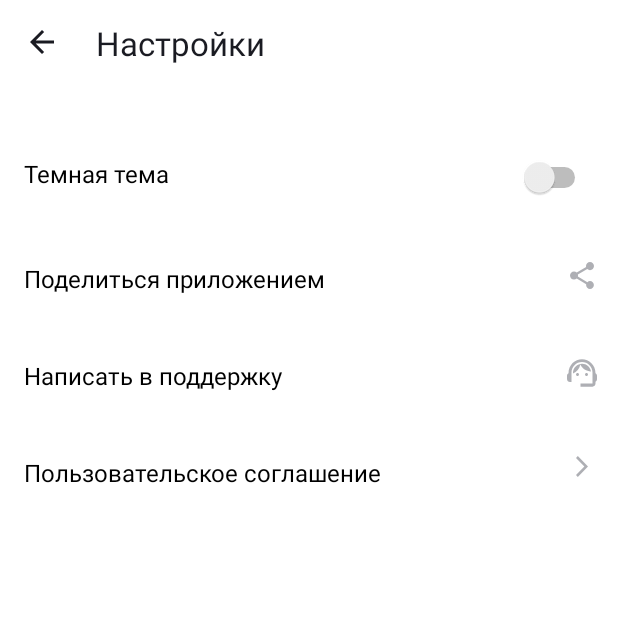
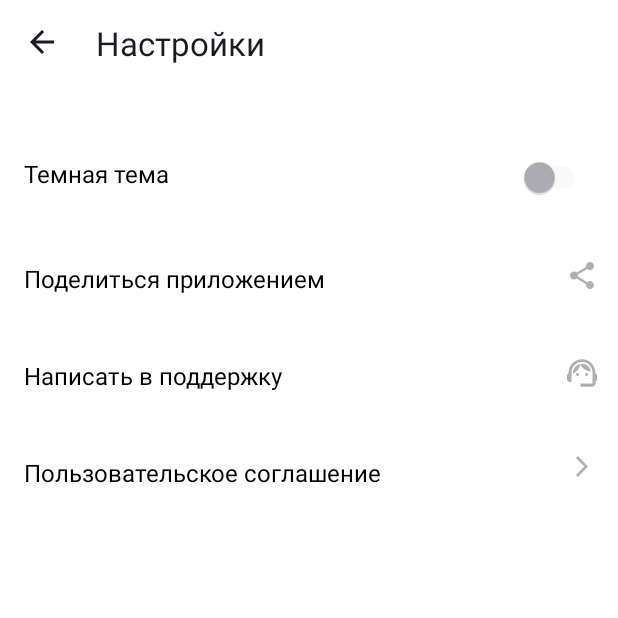
Before and after one commit to DimaK21/PlaylistMaker, an Android app: the SettingsActivity screen opened directly, with no data from a screen before it, on a phone screen of 412 x 824 dp, the top half of it. Run offline under Robolectric (Android 15) with nearby library versions, the phone set to English and light mode, and no system bars.

```diff
--- a/app/src/main/AndroidManifest.xml
+++ b/app/src/main/AndroidManifest.xml
@@ -11,6 +11,12 @@
         android:supportsRtl="true"
         android:theme="@style/Theme.MaterialComponents.DayNight.NoActionBar"
         tools:targetApi="31">
+        <activity
+            android:name=".SearchActivity"
+            android:exported="false" />
+        <activity
+            android:name=".MediaActivity"
+            android:exported="false" />
         <activity
             android:name=".SettingsActivity"
             android:exported="false" />
--- a/app/src/main/java/ru/kryu/playlistmaker/SettingsActivity.kt
+++ b/app/src/main/java/ru/kryu/playlistmaker/SettingsActivity.kt
@@ -1,11 +1,17 @@
 package ru.kryu.playlistmaker
 
+import android.os.Bundle
+import android.widget.ImageView
 import androidx.appcompat.app.AppCompatActivity
-import android.os.Bundle
 
 class SettingsActivity : AppCompatActivity() {
     override fun onCreate(savedInstanceState: Bundle?) {
         super.onCreate(savedInstanceState)
         setContentView(R.layout.activity_settings)
+
+        val buttonBack = findViewById<ImageView>(R.id.button_back)
+        buttonBack.setOnClickListener {
+            finish()
+        }
     }
 }
--- a/app/src/main/res/layout/activity_main.xml
+++ b/app/src/main/res/layout/activity_main.xml
@@ -28,9 +28,9 @@
         android:layout_weight="1"
         android:backgroundTint="@color/white"
         android:text="@string/search"
+        android:textAllCaps="false"
         android:textColor="@color/app_black"
         android:textSize="@dimen/main_text_size"
-        android:textAllCaps="false"
         app:cornerRadius="@dimen/button_corner_radius"
         app:icon="@drawable/search_icon"
         app:iconGravity="textStart"
@@ -47,9 +47,9 @@
         android:layout_weight="1"
         android:backgroundTint="@color/white"
         android:text="@string/media"
+        android:textAllCaps="false"
         android:textColor="@color/app_black"
         android:textSize="@dimen/main_text_size"
-        android:textAllCaps="false"
         app:cornerRadius="@dimen/button_corner_radius"
         app:icon="@drawable/media_icon"
         app:iconGravity="textStart"
@@ -67,9 +67,9 @@
         android:layout_weight="1"
         android:backgroundTint="@color/white"
         android:text="@string/settings"
+        android:textAllCaps="false"
         android:textColor="@color/app_black"
         android:textSize="@dimen/main_text_size"
-        android:textAllCaps="false"
         app:cornerRadius="@dimen/button_corner_radius"
         app:icon="@drawable/settings_icon"
         app:iconGravity="textStart"
--- a/app/src/main/res/layout/activity_settings.xml
+++ b/app/src/main/res/layout/activity_settings.xml
@@ -14,21 +14,24 @@
         android:orientation="horizontal">
 
         <ImageView
+            android:id="@+id/button_back"
             android:layout_width="wrap_content"
             android:layout_height="wrap_content"
+            android:paddingLeft="20dp"
+            android:paddingTop="20dp"
+            android:paddingRight="10dp"
+            android:paddingBottom="5dp"
             android:src="@drawable/left_arrow"
-            android:layout_marginLeft="20dp"
-            android:layout_marginTop="20dp"
             app:tint="@color/app_black" />
 
         <TextView
             android:layout_width="wrap_content"
             android:layout_height="wrap_content"
+            android:layout_marginLeft="18dp"
+            android:layout_marginTop="14dp"
             android:text="@string/settings"
             android:textColor="@color/app_black"
-            android:layout_marginTop="14dp"
-            android:layout_marginLeft="28dp"
-            android:textSize="@dimen/main_text_size"/>
+            android:textSize="@dimen/main_text_size" />
     </LinearLayout>
 
     <FrameLayout
@@ -44,13 +47,15 @@
             android:layout_height="wrap_content"
             android:layout_gravity="start"
             android:text="@string/dark_mode"
-            android:textSize="@dimen/settings_text_size"
-            android:textColor="@color/black"/>
+            android:textColor="@color/black"
+            android:textSize="@dimen/settings_text_size" />
 
         <Switch
             android:layout_width="wrap_content"
             android:layout_height="wrap_content"
             android:layout_gravity="end"
+            android:thumbTint="@color/settings"
+            android:trackTint="@color/switch_track"
             tools:ignore="UseSwitchCompatOrMaterialXml" />
     </FrameLayout>
 
@@ -66,14 +71,14 @@
             android:layout_height="wrap_content"
             android:layout_gravity="start"
             android:text="@string/share"
-            android:textSize="@dimen/settings_text_size"
-            android:textColor="@color/black"/>
+            android:textColor="@color/black"
+            android:textSize="@dimen/settings_text_size" />
 
         <ImageView
             android:layout_width="wrap_content"
             android:layout_height="wrap_content"
+            android:layout_gravity="end"
             android:src="@drawable/share"
-            android:layout_gravity="end"
             app:tint="@color/settings" />
     </FrameLayout>
 
@@ -89,14 +94,14 @@
             android:layout_height="wrap_content"
             android:layout_gravity="start"
             android:text="@string/support"
-            android:textSize="@dimen/settings_text_size"
-            android:textColor="@color/black"/>
+            android:textColor="@color/black"
+            android:textSize="@dimen/settings_text_size" />
 
         <ImageView
             android:layout_width="wrap_content"
             android:layout_height="wrap_content"
+            android:layout_gravity="end"
             android:src="@drawable/support"
-            android:layout_gravity="end"
             app:tint="@color/settings" />
     </FrameLayout>
 
@@ -112,14 +117,14 @@
             android:layout_height="wrap_content"
             android:layout_gravity="start"
             android:text="@string/user_agreement"
-            android:textSize="@dimen/settings_text_size"
-            android:textColor="@color/black"/>
+            android:textColor="@color/black"
+            android:textSize="@dimen/settings_text_size" />
 
         <ImageView
             android:layout_width="wrap_content"
             android:layout_height="wrap_content"
+            android:layout_gravity="end"
             android:src="@drawable/right_arrow"
-            android:layout_gravity="end"
             app:tint="@color/settings" />
     </FrameLayout>
 
--- a/app/src/main/res/values/colors.xml
+++ b/app/src/main/res/values/colors.xml
@@ -10,4 +10,5 @@
     <color name="main_background">#3772E7</color>
     <color name="app_black">#1A1B22</color>
     <color name="settings">#AEAFB4</color>
+    <color name="switch_track">#E6E8EB</color>
 </resources>
```
Also changed, not shown: app/src/main/java/ru/kryu/playlistmaker/MainActivity.kt (+9 -7 lines), app/src/main/java/ru/kryu/playlistmaker/MediaActivity.kt (added, +11 -0 lines), app/src/main/java/ru/kryu/playlistmaker/SearchActivity.kt (added, +11 -0 lines), app/src/main/res/layout/activity_media.xml (added, +10 -0 lines), app/src/main/res/layout/activity_search.xml (added, +10 -0 lines).
